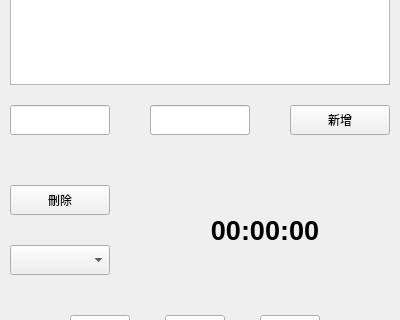
This is app/view/ui/main.ui in TsouMinHan/TargetHours as Qt 5 draws it before an edit; both pictures show x 0 to 400 and y 244 to 564 of the 400 by 700 pixel window. The edited form follows.
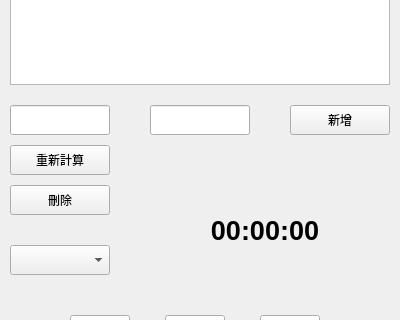
This is the edited form.

Patch:
```diff
--- a/app/view/ui/main.ui
+++ b/app/view/ui/main.ui
@@ -216,6 +216,19 @@
      <string/>
     </property>
    </widget>
+   <widget class="QPushButton" name="reset_btn">
+    <property name="geometry">
+     <rect>
+      <x>10</x>
+      <y>370</y>
+      <width>100</width>
+      <height>30</height>
+     </rect>
+    </property>
+    <property name="text">
+     <string>重新計算</string>
+    </property>
+   </widget>
   </widget>
   <widget class="QMenuBar" name="menubar">
    <property name="geometry">
```
